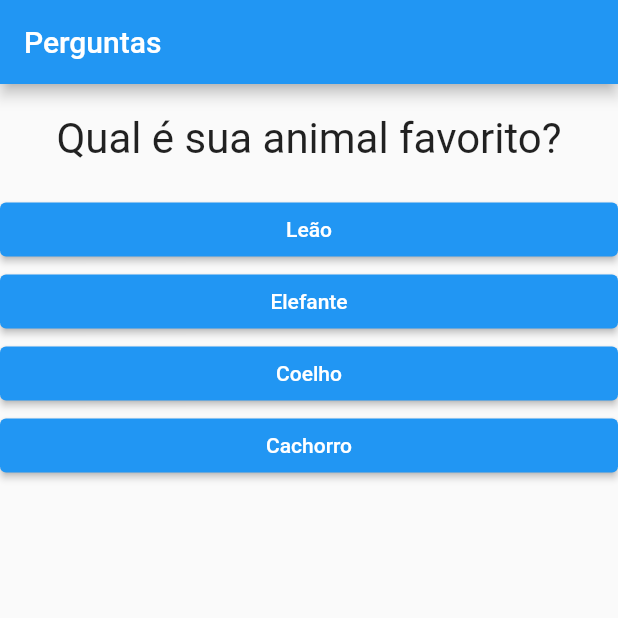
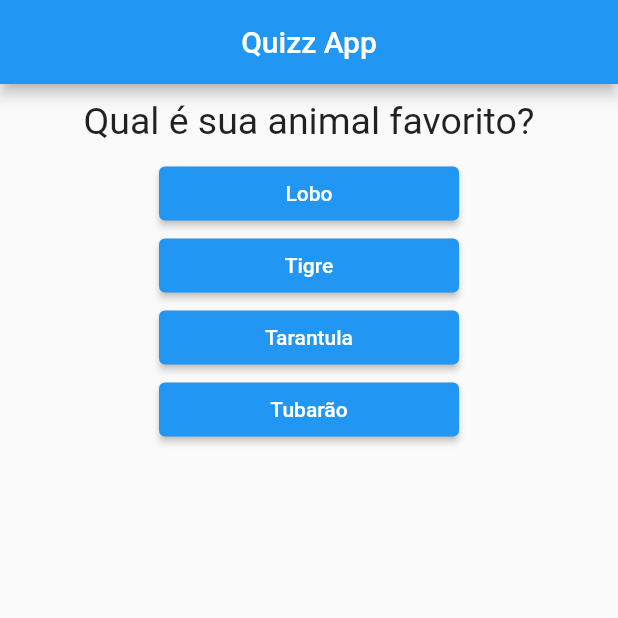
Before and after one commit to EduardoMoreira26/Flutter-QuizApp, a Flutter app: the screen it shows after launch, after a tap on "Preto", on a phone screen of 412 x 824 dp, the top half of it. Run offline on Flutter 3.47's test engine with Material 2 defaults, Android fonts, the phone set to English and light mode, and no system bars.

Commit message:
final project

```diff
--- a/lib/main.dart
+++ b/lib/main.dart
@@ -1,63 +1,85 @@
 import 'package:flutter/material.dart';
+import 'dart:core';
+import './resultado.dart';
 import './questionario.dart';
-import './resultado.dart';
 
-main() => runApp(PerguntaApp());
+main() => runApp(QuizApp());
 
-class _PerguntaAppState extends State<PerguntaApp>{
-  var _perguntaSelecionada = 0;
+class QuizApp extends StatefulWidget {
+  @override
+  _QuizAppState createState() => _QuizAppState();
+}
 
-  final List _perguntas = const [{
-      'texto': 'Qual é sua cor favorita?',
-      'respostas': ['Preto', 'Azul', 'Verde', 'Vermelho'],
+class _QuizAppState extends State<QuizApp> {
+  var _clickedQuestion = 0;
+  var _totalScore = 0;
+
+  final _questions = const [
+    {
+      'text': 'Qual é sua cor favorita?',
+      'answers': [
+        {'text': 'Preto', 'score': 5},
+        {'text': 'Verde', 'score': 3},
+        {'text': 'Vermelho', 'score': 10},
+        {'text': 'Azul', 'score': 6},
+      ],
     },
     {
-      'texto':'Qual é sua animal favorito?',
-      'respostas': ['Leão', 'Elefante', 'Coelho', 'Cachorro'],
+      'text': 'Qual é sua animal favorito?',
+      'answers': [
+        {'text': 'Lobo', 'score': 5},
+        {'text': 'Tigre', 'score': 3},
+        {'text': 'Tarantula', 'score': 10},
+        {'text': 'Tubarão', 'score': 6},
+      ],
     },
     {
-      'texto':'Qual é seu instrutor preferido?',
-      'respostas': ['Léo', 'Pedro', 'Eduardo', 'Juliana'],
-  }];
+      'text': 'Qual é seu instrutor preferido?',
+      'answers': [
+        {'text': 'Mateus', 'score': 5},
+        {'text': 'Eduardo', 'score': 3},
+        {'text': 'Gabriela', 'score': 10},
+        {'text': 'Luana', 'score': 6},
+      ],
+    },
+  ];
 
-
-  void _responder(){
-    if(temPerguntaSelecionada){
-    setState(() {
-      _perguntaSelecionada++;
+  void _answer(int score) {
+    if (hasSelectedQuestion) {
+      setState(() {
+        _clickedQuestion++;
+        _totalScore += score;
       });
+      // print(_clickedQuestion);
+      print(_totalScore);
     }
   }
 
-   bool get temPerguntaSelecionada {
-    return _perguntaSelecionada < _perguntas.length;
+  void _resetQuiz() {
+    setState(() {
+      _clickedQuestion = 0;
+      _totalScore = 0;
+    });
+  }
+
+  bool get hasSelectedQuestion {
+    return _clickedQuestion < _questions.length;
   }
 
   @override
   Widget build(BuildContext context) {
-
-
-
     return MaterialApp(
-      home: Scaffold(
-        appBar: AppBar(
-          title: Text('Perguntas'),
-        ),
-        body: temPerguntaSelecionada ?
-        Questionario(
-          perguntas: _perguntas,
-          perguntaSelecionada: _perguntaSelecionada,
-          quandoResponder: _responder,
-        )
-        : Resultado('Parabéns!')
+        home: Scaffold(
+      appBar: AppBar(
+        title: Center(child: Text('Quizz App')),
       ),
-    );
-  }
-
-}
-
-class PerguntaApp extends StatefulWidget {
-  _PerguntaAppState createState(){
-    return _PerguntaAppState();
+      body: hasSelectedQuestion
+          ? Quiz(
+              questions: _questions,
+              whenAnswer: _answer,
+              clickedQuestion: _clickedQuestion,
+            )
+          : Result(_totalScore, _resetQuiz),
+    ));
   }
 }
--- a/lib/questao.dart
+++ b/lib/questao.dart
@@ -1,22 +1,20 @@
 import 'package:flutter/material.dart';
 
-class Questao  extends StatelessWidget {
+class Question extends StatelessWidget {
+  final String text;
 
-  final String texto;
-
-  Questao(this.texto);
+  Question(this.text);
 
   @override
   Widget build(BuildContext context) {
     return Container(
       width: double.infinity,
-      margin: EdgeInsets.all(20),
+      margin: EdgeInsets.all(10),
       child: Text(
-        texto,
-        style: TextStyle(fontSize: 28),
+        text,
+        style: TextStyle(fontSize: 25),
         textAlign: TextAlign.center,
       ),
     );
   }
-
 }
--- a/lib/questionario.dart
+++ b/lib/questionario.dart
@@ -1,35 +1,32 @@
 import 'package:flutter/material.dart';
+import './resposta.dart';
 import './questao.dart';
-import './resposta.dart';
 
+class Quiz extends StatelessWidget {
+  final List<Map<String, Object>> questions;
+  final int clickedQuestion;
+  final void Function(int) whenAnswer;
 
-
-class Questionario extends StatelessWidget {
-
-  final List perguntas;
-  final int perguntaSelecionada;
-  final void Function() quandoResponder;
-
-  Questionario({
-    @required this.perguntas,
-    @required this.perguntaSelecionada,
-    @required this.quandoResponder,
+  Quiz({
+    required this.questions,
+    required this.clickedQuestion,
+    required this.whenAnswer,
   });
 
-
-  bool get temPerguntaSelecionada {
-    return perguntaSelecionada < perguntas.length;
+  bool get hasSelectedQuestion {
+    return clickedQuestion < questions.length;
   }
 
   @override
   Widget build(BuildContext context) {
-
-  List<String> respostas = temPerguntaSelecionada ? perguntas[perguntaSelecionada]['respostas'] : null;
-
+    List<Map<String, Object>> answers = hasSelectedQuestion
+        ? questions[clickedQuestion].cast()['answers']
+        : null;
     return Column(
-      children: <Widget>[
-        Questao(perguntas[perguntaSelecionada]['texto'].toString()),
-        ...respostas.map((t) => Resposta(t, quandoResponder)).toList(),
+      children: [
+        Question(questions[clickedQuestion]['text'].toString()),
+        ...answers.map((answer) => Answer(answer['text'] as String,
+            () => whenAnswer(int.parse(answer['score'].toString()))))
       ],
     );
   }
--- a/lib/resposta.dart
+++ b/lib/resposta.dart
@@ -1,22 +1,20 @@
 import 'package:flutter/material.dart';
 
-class Resposta  extends StatelessWidget {
-  final String textButton;
-  final void Function() quandoSelecionado;
+class Answer extends StatelessWidget {
+  final String text;
+  final void Function() onSelect;
 
-  Resposta(this.textButton, this.quandoSelecionado);
-
+  Answer(this.text, this.onSelect);
   @override
   Widget build(BuildContext context) {
     return Container(
-      width: double.infinity,
-      child: ElevatedButton(
-        // color = Colors.blue,
-        // textColor = Colors.white,
-        child: Text(textButton),
-        onPressed: quandoSelecionado,
-      ),
-    );
+        width: 200,
+        child: ElevatedButton(
+            style: ElevatedButton.styleFrom(primary: Colors.blue),
+            onPressed: onSelect,
+            child: Text(
+              text,
+              style: TextStyle(color: Colors.white),
+            )));
   }
-
 }
--- a/lib/resultado.dart
+++ b/lib/resultado.dart
@@ -1,21 +1,44 @@
 import 'package:flutter/material.dart';
 
-class Resultado  extends StatelessWidget {
-  final String text;
+class Result extends StatelessWidget {
+  final int finalScore;
+  final void Function() resetQuiz;
 
-  Resultado(this.text);
+  Result(this.finalScore, this.resetQuiz);
+
+  String get resultMessage {
+    if (finalScore < 8) {
+      return 'Parabéns!';
+    } else if (finalScore < 12) {
+      return 'Você é bom!';
+    } else if (finalScore < 16) {
+      return 'Muito Bom!';
+    } else {
+      return 'Level Jedi!';
+    }
+    resetQuiz();
+  }
 
   @override
   Widget build(BuildContext context) {
-    return Center(
-      child: Text(
-        text,
-        style: TextStyle(
-          color: Colors.blue,
-          fontSize: 36
-        ),
-      ),
+    return Column(
+      mainAxisAlignment: MainAxisAlignment.center,
+      children: [
+        Center(
+            child: Text(
+          resultMessage,
+          style: TextStyle(fontSize: 28),
+        )),
+        Container(
+          width: 200,
+          child: ElevatedButton(
+              onPressed: resetQuiz,
+              child: Text(
+                'Reiniciar',
+                style: TextStyle(fontSize: 20, fontWeight: FontWeight.bold),
+              )),
+        )
+      ],
     );
   }
-
 }
--- a/pubspec.yaml
+++ b/pubspec.yaml
@@ -18,7 +18,7 @@ publish_to: 'none' # Remove this line if you wish to publish to pub.dev
 version: 1.0.0+1
 
 environment:
-  sdk: ">=2.7.0 <3.0.0"
+  sdk: ">=2.12.0 <3.0.0"
 
 dependencies:
   flutter:
```
